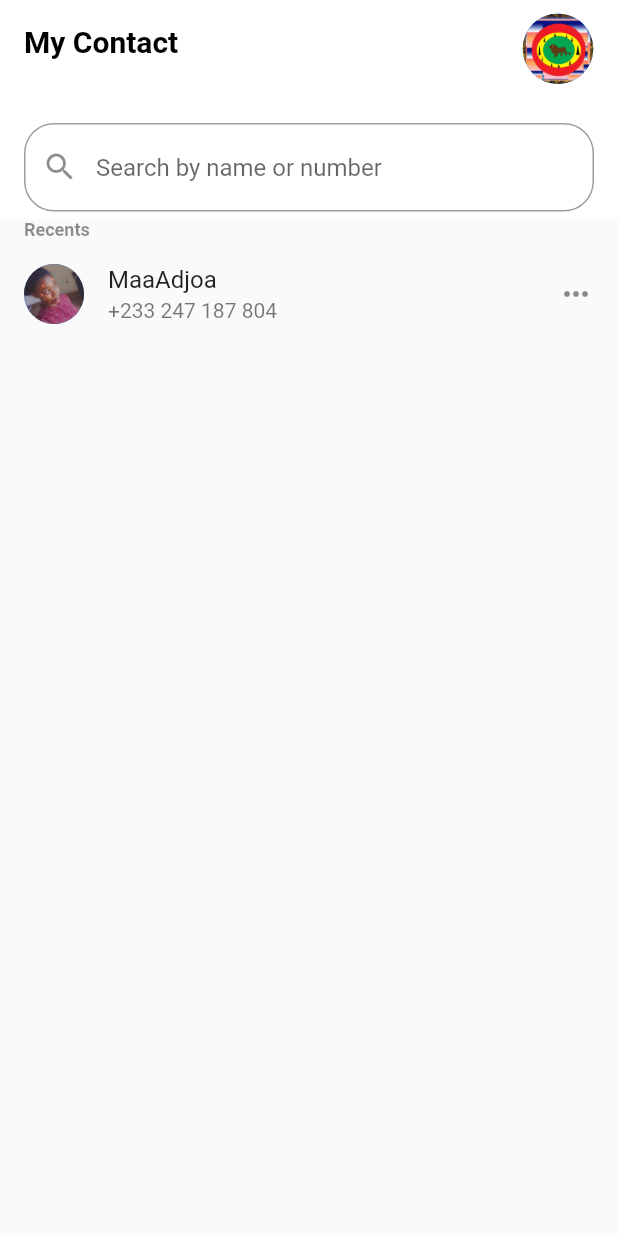
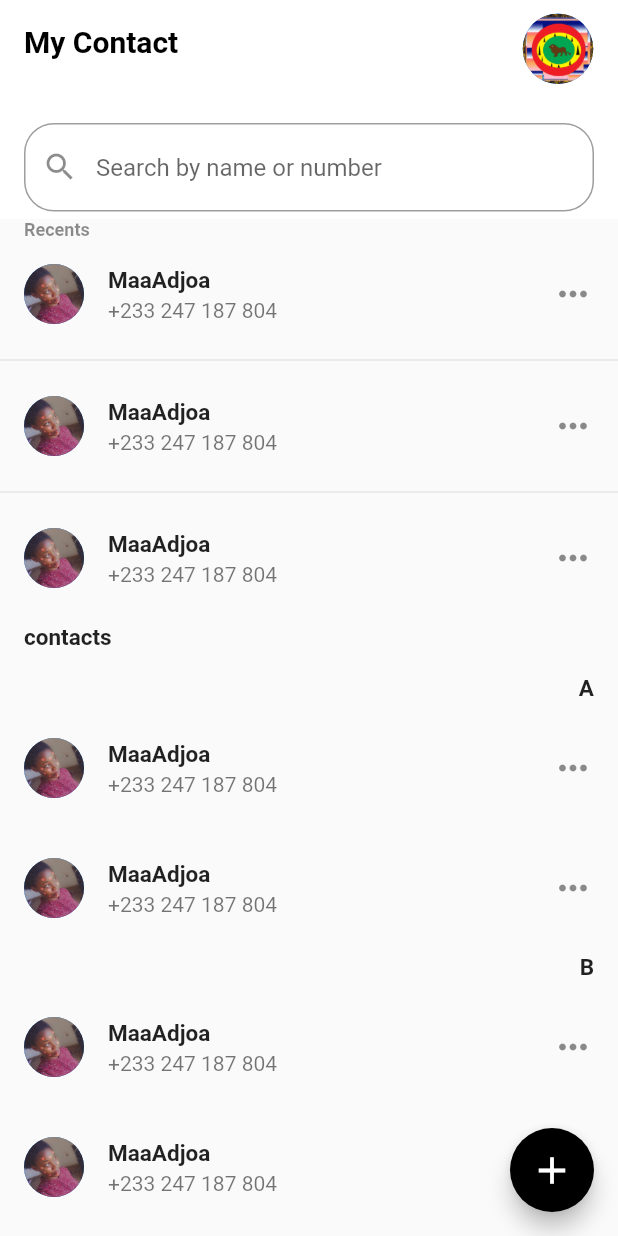
Before and after one commit to AdjoaJunior/contact_app, a Flutter app: the screen it shows after launch, on a phone screen of 412 x 824 dp. Run offline on Flutter 3.47's test engine with Material 2 defaults, Android fonts, the phone set to English and light mode, and no system bars; missing offline and left inert: dart:js.

Commit message:
first commit

```diff
--- /dev/null
+++ b/lib/contact_view.dart
@@ -0,0 +1,22 @@
+import 'package:flutter/material.dart';
+
+class ContactView extends StatelessWidget {
+  const ContactView({ Key? key }) : super(key: key);
+
+  @override
+  Widget build(BuildContext context) {
+    return Scaffold(
+      appBar: AppBar(backgroundColor: Colors.white,
+      elevation: 0,
+      centerTitle: true,
+      title: const Text("Contacts",
+      style: TextStyle(color: Colors.black,fontWeight: FontWeight.w600,fontSize: 25),
+      ),
+      actions: const [Icon(Icons.more_vert,color: Colors.black,)
+
+      ],
+      ),
+
+    );
+  }
+}
--- a/lib/home_page.dart
+++ b/lib/home_page.dart
@@ -1,4 +1,8 @@
+import 'dart:js';
+
+import 'package:contact_application/contact_view.dart';
 import 'package:flutter/material.dart';
+import 'package:flutter/widgets.dart';
 
 class HomePage extends StatelessWidget {
   const HomePage({Key? key}) : super(key: key);
@@ -27,7 +31,7 @@ class HomePage extends StatelessWidget {
         bottom: PreferredSize(
             preferredSize: const Size.fromHeight(90),
             child: Padding(
-              padding: const EdgeInsets.symmetric(horizontal: 16,vertical: 5),
+              padding: const EdgeInsets.symmetric(horizontal: 16, vertical: 5),
               child: TextField(
                 decoration: InputDecoration(
                     prefixIcon: const Icon(Icons.search),
@@ -40,29 +44,139 @@ class HomePage extends StatelessWidget {
       ),
       body: SafeArea(
         child: ListView(
-          children:const [
-            Padding(
-              padding:  EdgeInsets.only(left: 16),
-              child: Text('Recents',
+          shrinkWrap: true,
+          children: [
+            const Padding(
+              padding: EdgeInsets.only(left: 16),
+              child: Text(
+                'Recents',
                 style: TextStyle(
                     color: Colors.black45,
                     fontSize: 12,
-                fontWeight: FontWeight.w600
-              ),),
+                    fontWeight: FontWeight.w600),
               ),
-            ListTile(
+            ),
+            ListView.separated(
+              shrinkWrap: true,
+              itemBuilder: (BuildContext context, int index) {
+                return ListTile(
+                  onTap: (){
+                    Navigator.of(context).push(
+                      MaterialPageRoute(builder:(BuildContext context){
+                        return const ContactView();
+                      })
+                      );
+
+                  },
+                  leading: const CircleAvatar(
+                    backgroundImage: AssetImage('Assets/828.jpg'),
+                  ),
+                  title:const Text(
+                    'MaaAdjoa',
+                    style: TextStyle(fontSize: 15, fontWeight: FontWeight.w600),
+                  ),
+                  subtitle:const Text('+233 247 187 804'),
+                  trailing:const Icon(
+                    Icons.more_horiz,
+                    size: 28,
+                  ),
+                );
+              },
+              separatorBuilder: (context, index) {
+                return const Divider();
+              },
+              itemCount: 3,
+            ),
+            const Padding(
+              padding: EdgeInsets.symmetric(horizontal: 16, vertical: 8),
+              child: Text(
+                "contacts",
+                style: TextStyle(fontSize: 15, fontWeight: FontWeight.w600),
+              ),
+            ),
+            const Padding(
+              padding: EdgeInsets.symmetric(horizontal: 16, vertical: 8),
+              child: Text(
+                "A",
+                textAlign: TextAlign.right,
+                style: TextStyle(fontSize: 15, fontWeight: FontWeight.w600),
+              ),
+            ),
+            ListView.separated(
+                shrinkWrap: true,
+                itemBuilder: (context, index) {
+                  return ListTile(
+                    onTap: (){
+                      Navigator.of(context).push(MaterialPageRoute(builder:(BuildContext context){
+                        return const ContactView();
+                      }));
+                    },
+                    leading: const CircleAvatar(
+                      backgroundImage: AssetImage('Assets/828.jpg'),
+                    ),
+                    title:const Text(
+                      'MaaAdjoa',
+                      style:
+                          TextStyle(fontSize: 15, fontWeight: FontWeight.w600),
+                    ),
+                    subtitle:const Text('+233 247 187 804'),
+                    trailing:const Icon(
+                      Icons.more_horiz,
+                      size: 28,
+                    ),
+                  );
+                },
+                separatorBuilder: (context, index) {
+                  return const SizedBox(
+                    height: 8,
+                  );
+                },
+                itemCount: 2
+                ),
+                 const Padding(
+              padding: EdgeInsets.symmetric(horizontal: 16, vertical: 8),
+              child: Text(
+                "B",
+                textAlign: TextAlign.right,
+                style: TextStyle(fontSize: 15, fontWeight: FontWeight.w600),
+              ),
+            ),
+            ListView.separated(
+                shrinkWrap: true,
+                itemBuilder: (context, index) {
+                  return const ListTile(
                     leading: CircleAvatar(
                       backgroundImage: AssetImage('Assets/828.jpg'),
                     ),
-                title: Text('MaaAdjoa'),
+                    title: Text(
+                      'MaaAdjoa',
+                      style:
+                          TextStyle(fontSize: 15, fontWeight: FontWeight.w600),
+                    ),
                     subtitle: Text('+233 247 187 804'),
-                trailing: Icon(Icons.more_horiz),
-            )
+                    trailing: Icon(
+                      Icons.more_horiz,
+                      size: 28,
+                    ),
+                  );
+                },
+                separatorBuilder: (context, index) {
+                  return const SizedBox(
+                    height: 8,
+                  );
+                },
+                itemCount: 2)
           ],
         ),
         ),
+         floatingActionButton: FloatingActionButton(
+        child: const Icon(Icons.add,size: 30,),
+        onPressed: () {},
+        backgroundColor: Colors.black,
+      )
       );
-  }
+
 
 
   }
+}
--- a/lib/main.dart
+++ b/lib/main.dart
@@ -13,7 +13,7 @@ class MyApp extends StatelessWidget {
     return  MaterialApp(
       title: 'Contact App',
       theme: ThemeData(),
-      home: HomePage(),
+      home: const HomePage(),
 
     );
   }
```
Lines whose indentation alone changed are shown as unchanged.
